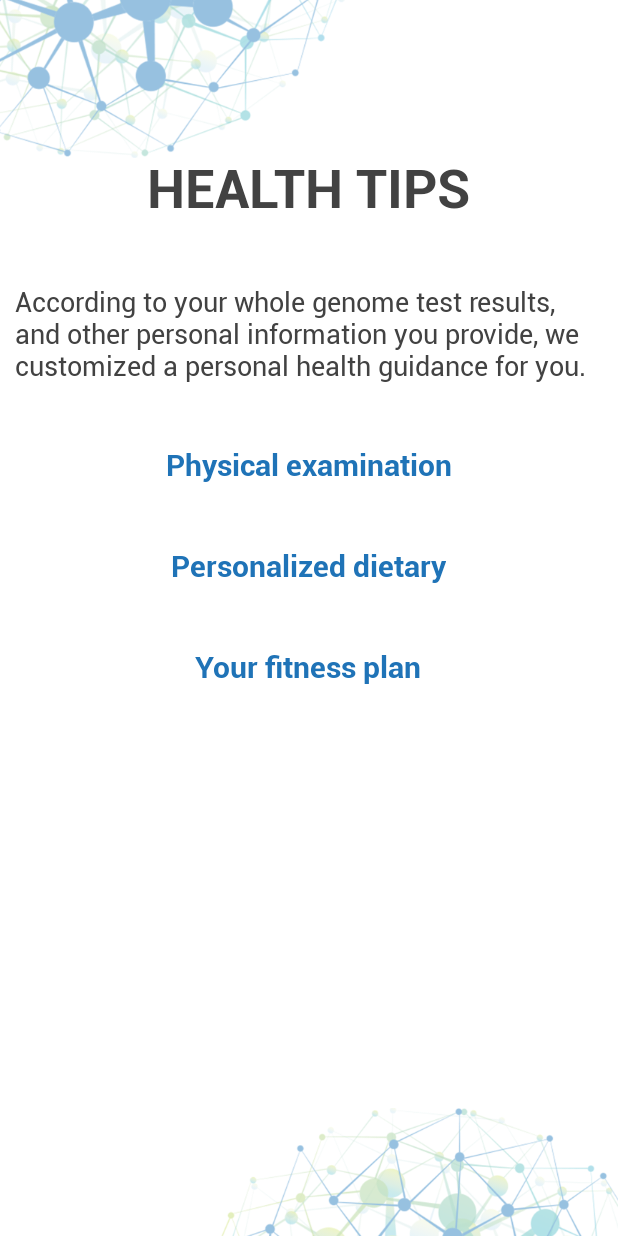
After one commit to BassamHalabiya/BGI-Android-App, an Android app: the Health screen opened directly, with no data from a screen before it, on a phone screen of 412 x 824 dp. The commit adds this screen. Run offline under Robolectric (Android 15) with nearby library versions, the phone set to English and light mode, and no system bars.

Commit message:
latest update

```diff
--- a/app/build.gradle
+++ b/app/build.gradle
@@ -28,7 +28,7 @@ dependencies {
     implementation  'com.android.support:appcompat-v7:27.1.1'
     implementation 'com.android.support.constraint:constraint-layout:1.1.0'
     implementation 'com.android.support:design:27.1.1'
-    implementation  'com.google.android.gms:play-services-auth:15.0.0'
-    implementation  'com.google.android.gms:play-services-drive:15.0.0'
+    implementation  'com.google.android.gms:play-services-auth:15.0.1'
+    implementation  'com.google.android.gms:play-services-drive:15.0.1'
     implementation 'pl.droidsonroids.gif:android-gif-drawable:1.2.12'
 }
--- /dev/null
+++ b/app/src/main/java/com/example/zzj/speechapplication/Health.java
@@ -0,0 +1,40 @@
+package com.example.zzj.speechapplication;
+
+import android.os.Bundle;
+import android.support.v7.app.AppCompatActivity;
+import android.view.View;
+import android.widget.TextView;
+
+public class Health extends AppCompatActivity{
+    TextView physical_exam;
+    TextView personal_diet;
+    TextView fitness_plan;
+
+    @Override
+    protected void onCreate(Bundle savedInstanceState) {
+        super.onCreate(savedInstanceState);
+        setContentView(R.layout.activity_health);
+        physical_exam = (TextView) findViewById(R.id.pe);
+        personal_diet = (TextView) findViewById(R.id.diet);
+        fitness_plan = (TextView) findViewById(R.id.fitness);
+
+        physical_exam.setOnClickListener(new View.OnClickListener() {
+            @Override
+            public void onClick(View v) {
+                setContentView(R.layout.activity_physical_exam);
+            }
+        });
+        personal_diet.setOnClickListener(new View.OnClickListener() {
+            @Override
+            public void onClick(View v) {
+                setContentView(R.layout.activity_diet);
+            }
+        });
+        fitness_plan.setOnClickListener(new View.OnClickListener() {
+            @Override
+            public void onClick(View v) {
+                setContentView(R.layout.activity_fitness);
+            }
+        });
+    }
+}
--- a/app/src/main/java/com/example/zzj/speechapplication/Login.java
+++ b/app/src/main/java/com/example/zzj/speechapplication/Login.java
@@ -220,7 +220,7 @@ public class Login extends AppCompatActivity{
                         finish();
                     }
             });*/
-            File file = new File("Disease_results.csv");
+            File file = getApplicationContext().getFileStreamPath("Disease_results.csv");
             if (!file.exists()) {
                 Query query = new Query.Builder().addFilter(Filters.contains(SearchableField.TITLE, "Disease_results"))
                         .build();
--- /dev/null
+++ b/app/src/main/res/layout/activity_health.xml
@@ -0,0 +1,110 @@
+<?xml version="1.0" encoding="utf-8"?>
+<RelativeLayout xmlns:android="http://schemas.android.com/apk/res/android"
+    xmlns:tools="http://schemas.android.com/tools"
+    android:layout_width="match_parent"
+    android:layout_height="match_parent"
+    xmlns:app="http://schemas.android.com/apk/res-auto"
+    android:background="@android:color/white"
+    tools:context=".Health">
+
+    <ImageView
+        android:id="@+id/left_background"
+        android:layout_width="241dp"
+        android:layout_height="105dp"
+        android:layout_alignParentStart="true"
+        android:layout_alignParentTop="true"
+        android:scaleType="centerCrop"
+        android:src="@mipmap/left_corner_nanoball" />
+
+    <ImageView
+        android:id="@+id/right_background"
+        android:layout_width="290dp"
+        android:layout_height="85dp"
+        android:layout_alignParentBottom="true"
+        android:layout_alignParentEnd="true"
+        android:scaleType="centerCrop"
+        android:src="@mipmap/right_corner_nanoball" />
+
+    <TextView
+        android:id="@+id/txtInfo"
+        android:layout_width="wrap_content"
+        android:layout_height="wrap_content"
+        android:layout_alignParentTop="true"
+        android:layout_centerHorizontal="true"
+        android:layout_marginTop="100dp"
+        android:text="@string/button_health_text"
+        android:fontFamily="@font/roboto_bold"
+        android:textColor="@color/cardview_dark_background"
+        android:textSize="36sp"
+        android:textStyle="bold"/>
+
+    <ScrollView
+        android:layout_width="match_parent"
+        android:layout_height="602dp"
+        android:layout_alignParentBottom="true"
+        android:layout_alignParentStart="true"
+        android:layout_below="@id/txtInfo"
+        android:layout_marginTop="10dp">
+
+        <RelativeLayout
+            android:layout_width="match_parent"
+            android:layout_height="wrap_content"
+            android:background="@null">
+
+            <TextView
+                android:id="@+id/first"
+                android:layout_width="wrap_content"
+                android:layout_height="wrap_content"
+                android:layout_alignParentTop="true"
+                android:padding="10dp"
+                android:fontFamily="@font/roboto_regular"
+                android:textSize="18sp"
+                android:textColor="@color/cardview_dark_background"
+                android:layout_marginTop="20dp"
+                android:text="According to your whole genome test results, and other personal information you provide, we customized a personal health guidance for you."/>
+
+            <TextView
+                android:id="@+id/pe"
+                android:layout_width="wrap_content"
+                android:layout_height="wrap_content"
+                android:layout_below="@+id/first"
+                android:layout_centerInParent="true"
+                android:padding="10dp"
+                android:fontFamily="@font/roboto_bold"
+                android:textSize="20sp"
+                android:textColor="@color/colorBGI"
+                android:layout_marginTop="20dp"
+                android:text="@string/pe_text"/>
+
+            <TextView
+                android:id="@+id/diet"
+                android:layout_width="wrap_content"
+                android:layout_height="wrap_content"
+                android:layout_below="@+id/pe"
+                android:layout_centerInParent="true"
+                android:padding="10dp"
+                android:fontFamily="@font/roboto_bold"
+                android:textSize="20sp"
+                android:textColor="@color/colorBGI"
+                android:layout_marginTop="20dp"
+                android:text="@string/diet_text"/>
+
+            <TextView
+                android:id="@+id/fitness"
+                android:layout_width="wrap_content"
+                android:layout_height="wrap_content"
+                android:layout_below="@+id/diet"
+                android:layout_centerInParent="true"
+                android:padding="10dp"
+                android:fontFamily="@font/roboto_bold"
+                android:textSize="20sp"
+                android:textColor="@color/colorBGI"
+                android:layout_marginTop="20dp"
+                android:text="@string/fitness_text"/>
+
+
+        </RelativeLayout>
+
+    </ScrollView>
+
+</RelativeLayout>
--- a/app/src/main/res/values/colors.xml
+++ b/app/src/main/res/values/colors.xml
@@ -4,4 +4,5 @@
     <color name="colorPrimaryDark">#303F9F</color>
     <color name="colorAccent">#FF4081</color>
     <color name="colorBlue">#AADFF7</color>
+    <color name="colorBGI">#1f73b7</color>
 </resources>
```
Also changed, not shown: app/src/main/AndroidManifest.xml (+14 -0 lines), app/src/main/java/com/example/zzj/speechapplication/MainMenu.java (+28 -1 lines), app/src/main/java/com/example/zzj/speechapplication/Order.java (added, +27 -0 lines), app/src/main/res/layout/activity_browserpage.xml (added, +87 -0 lines), app/src/main/res/layout/activity_diet.xml (added, +70 -0 lines), app/src/main/res/layout/activity_fitness.xml (added, +72 -0 lines), app/src/main/res/layout/activity_physical_exam.xml (added, +71 -0 lines), app/src/main/res/layout/activity_report.xml (+6 -2 lines), app/src/main/res/values/strings.xml (+16 -1 lines), app/src/main/res/mipmap-xxhdpi/amazon_logo.png (added), 1 other file. Lines whose indentation alone changed are shown as unchanged.
